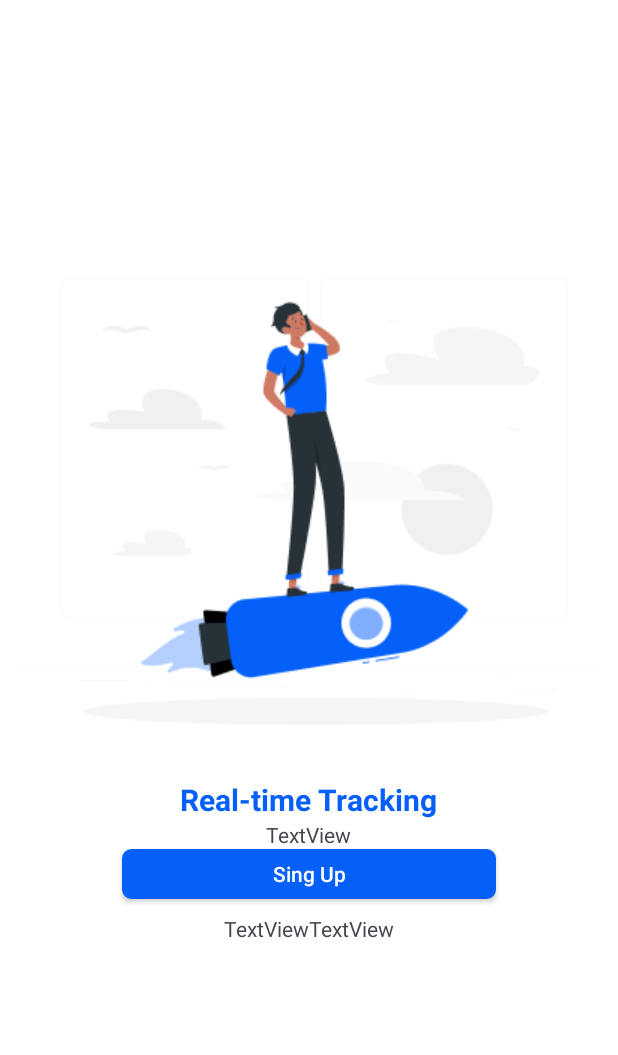
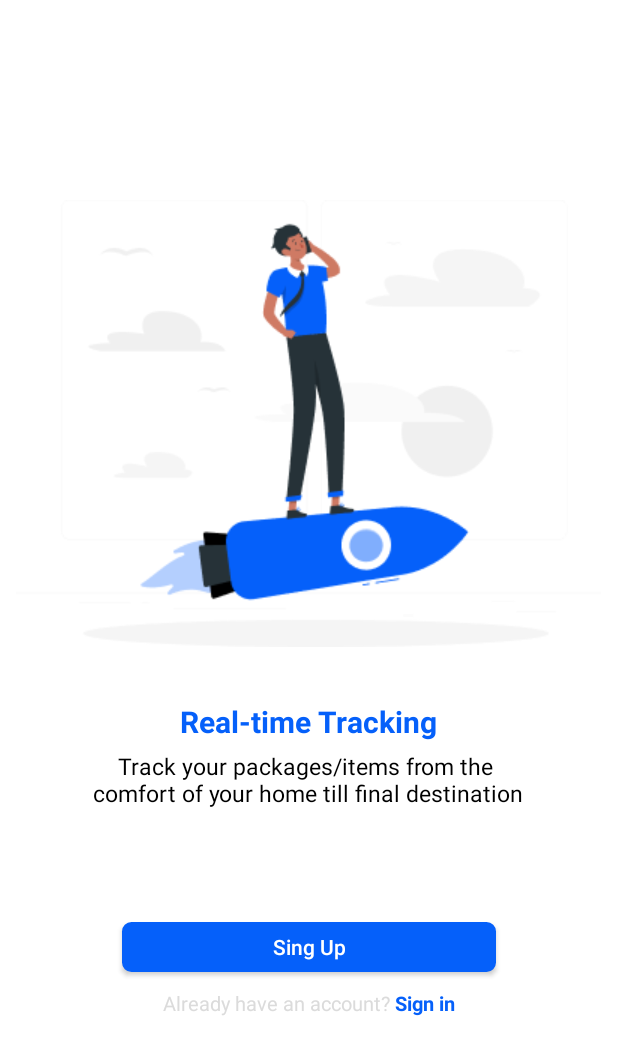
Before and after one commit to redforin/practis, an Android app: the FourActivity screen opened directly, with no data from a screen before it, on a phone screen of 412 x 824 dp. Shown: the top 1055 px of the screen. Run offline under Robolectric (Android 15) with nearby library versions, the phone set to English and light mode, and no system bars.

Commit message:
practice day 3

```diff
--- a/app/src/main/res/layout/activity_four.xml
+++ b/app/src/main/res/layout/activity_four.xml
@@ -33,7 +33,11 @@
             android:id="@+id/textView6"
             android:layout_width="wrap_content"
             android:layout_height="wrap_content"
-            android:text="TextView" />
+            android:text="@string/text6"
+            android:textAlignment="center"
+            android:textColor="@color/black"
+            android:textSize="15sp"
+            android:layout_marginTop="5dp"/>
 
         <androidx.appcompat.widget.AppCompatButton
             android:id="@+id/button5"
@@ -42,11 +46,12 @@
             android:background="@drawable/border2"
             android:text="Sing Up"
             android:textColor="@color/white"
-            android:textAllCaps="false"/>
+            android:textAllCaps="false"
+            android:layout_marginTop="75dp"/>
 
         <LinearLayout
             android:layout_width="match_parent"
-            android:layout_height="39dp"
+            android:layout_height="42dp"
             android:gravity="center"
             android:orientation="horizontal">
 
@@ -54,13 +59,19 @@
                 android:id="@+id/textView9"
                 android:layout_width="wrap_content"
                 android:layout_height="wrap_content"
-                android:text="TextView" />
+                android:text="@string/text7"
+                android:textColor="@color/grey"
+                android:textSize="13sp" />
 
             <TextView
                 android:id="@+id/textView10"
                 android:layout_width="wrap_content"
                 android:layout_height="wrap_content"
-                android:text="TextView" />
+                android:layout_marginLeft="3dp"
+                android:text="@string/text8"
+                android:textColor="@color/text1"
+                android:textSize="13sp"
+                android:textStyle="bold" />
         </LinearLayout>
 
     </LinearLayout>
--- a/app/src/main/res/values/colors.xml
+++ b/app/src/main/res/values/colors.xml
@@ -3,4 +3,5 @@
     <color name="black">#FF000000</color>
     <color name="white">#FFFFFFFF</color>
     <color name="text1">#0560FA</color>
+    <color name="grey">#DBDBDB</color>
 </resources>
--- a/app/src/main/res/values/strings.xml
+++ b/app/src/main/res/values/strings.xml
@@ -5,4 +5,7 @@
     <string name="text3">Flexible Payment</string>
     <string name="text4">Different modes of payment either \nbefore and after delivery without \nstress</string>
     <string name="text5">Real-time Tracking</string>
+    <string name="text6">Track your packages/items from the \ncomfort of your home till final destination</string>
+    <string name="text7">Already have an account?</string>
+    <string name="text8">Sign in</string>
 </resources>
```
